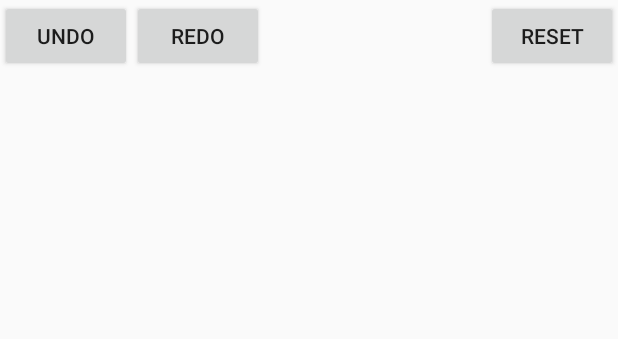
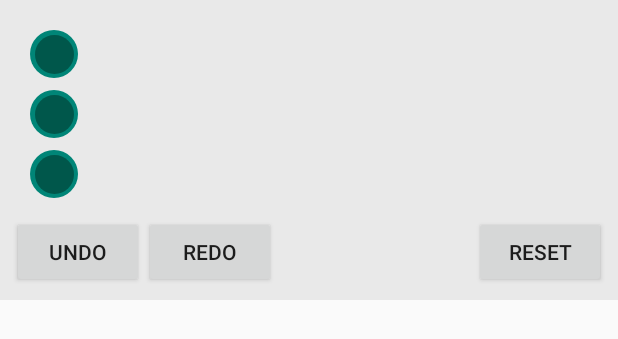
Before and after one commit to aluceps/PracticeDraw, an Android app: the layout layout_toolbar.xml on its own in the app's theme, with its tools: preview values and no code run, on a phone screen of 412 x 824 dp. Shown: the top 339 px of the screen. Run offline under Robolectric (Android 15) with nearby library versions, the phone set to English and light mode, and no system bars.

Commit message:
Add color pallet.

```diff
--- a/app/build.gradle
+++ b/app/build.gradle
@@ -28,6 +28,7 @@ dependencies {
     implementation "org.jetbrains.kotlin:kotlin-stdlib-jdk7:$kotlin_version"
     implementation 'com.android.support:appcompat-v7:28.0.0'
     implementation 'com.android.support.constraint:constraint-layout:1.1.3'
+    implementation 'com.android.support:recyclerview-v7:28.0.0'
     testImplementation 'junit:junit:4.12'
     androidTestImplementation 'com.android.support.test:runner:1.0.2'
     androidTestImplementation 'com.android.support.test.espresso:espresso-core:3.0.2'
--- /dev/null
+++ b/app/src/main/res/drawable/shape_circle.xml
@@ -0,0 +1,10 @@
+<?xml version="1.0" encoding="utf-8"?>
+<shape xmlns:android="http://schemas.android.com/apk/res/android"
+    android:shape="oval"
+    >
+    <solid android:color="@android:color/white" />
+    <size
+        android:width="8dp"
+        android:height="8dp"
+        />
+</shape>
--- /dev/null
+++ b/app/src/main/res/layout/item_pallet.xml
@@ -0,0 +1,39 @@
+<?xml version="1.0" encoding="utf-8"?>
+<layout xmlns:android="http://schemas.android.com/apk/res/android"
+    xmlns:app="http://schemas.android.com/apk/res-auto"
+    xmlns:tools="http://schemas.android.com/tools"
+    >
+
+    <android.support.constraint.ConstraintLayout
+        android:layout_width="wrap_content"
+        android:layout_height="wrap_content"
+        android:layout_margin="4dp"
+        >
+
+        <View
+            android:id="@+id/outer"
+            android:layout_width="32dp"
+            android:layout_height="32dp"
+            android:background="@drawable/shape_circle"
+            app:layout_constraintBottom_toBottomOf="parent"
+            app:layout_constraintDimensionRatio="w,1:1"
+            app:layout_constraintEnd_toEndOf="parent"
+            app:layout_constraintStart_toStartOf="parent"
+            app:layout_constraintTop_toTopOf="parent"
+            tools:backgroundTint="@color/colorPrimary"
+            />
+
+        <View
+            android:id="@+id/inner"
+            android:layout_width="26dp"
+            android:layout_height="26dp"
+            android:background="@drawable/shape_circle"
+            app:layout_constraintBottom_toBottomOf="@id/outer"
+            app:layout_constraintDimensionRatio="w,1:1"
+            app:layout_constraintEnd_toEndOf="@id/outer"
+            app:layout_constraintStart_toStartOf="@id/outer"
+            app:layout_constraintTop_toTopOf="@id/outer"
+            tools:backgroundTint="@color/colorPrimaryDark"
+            />
+    </android.support.constraint.ConstraintLayout>
+</layout>
--- a/app/src/main/res/layout/layout_toolbar.xml
+++ b/app/src/main/res/layout/layout_toolbar.xml
@@ -1,15 +1,32 @@
 <?xml version="1.0" encoding="utf-8"?>
 <layout xmlns:android="http://schemas.android.com/apk/res/android"
     xmlns:app="http://schemas.android.com/apk/res-auto"
+    xmlns:tools="http://schemas.android.com/tools"
     >
 
     <android.support.constraint.ConstraintLayout
         android:layout_width="match_parent"
         android:layout_height="wrap_content"
+        android:background="@color/colorBackgroundTransparent"
+        android:padding="8dp"
         app:layout_constraintBottom_toBottomOf="parent"
         app:layout_constraintTop_toTopOf="parent"
         app:layout_constraintVertical_bias="1"
         >
+
+        <android.support.v7.widget.RecyclerView
+            android:id="@+id/recycler_view"
+            android:layout_width="match_parent"
+            android:layout_height="wrap_content"
+            android:padding="8dp"
+            app:layout_constraintEnd_toEndOf="parent"
+            app:layout_constraintStart_toStartOf="parent"
+            app:layout_constraintTop_toTopOf="parent"
+            tools:layoutManager="android.support.v7.widget.LinearLayoutManager"
+            tools:listitem="@layout/item_pallet"
+            tools:orientation="horizontal"
+            tools:scrollbars="horizontal"
+            />
 
         <Button
             android:id="@+id/undo"
@@ -21,7 +38,7 @@
             app:layout_constraintHorizontal_bias="0"
             app:layout_constraintHorizontal_chainStyle="packed"
             app:layout_constraintStart_toStartOf="parent"
-            app:layout_constraintTop_toTopOf="parent"
+            app:layout_constraintTop_toBottomOf="@id/recycler_view"
             />
 
         <Button
@@ -32,7 +49,7 @@
             app:layout_constraintBottom_toBottomOf="parent"
             app:layout_constraintEnd_toEndOf="parent"
             app:layout_constraintStart_toEndOf="@id/undo"
-            app:layout_constraintTop_toTopOf="parent"
+            app:layout_constraintTop_toBottomOf="@id/recycler_view"
             />
 
         <Button
@@ -44,7 +61,7 @@
             app:layout_constraintEnd_toEndOf="parent"
             app:layout_constraintHorizontal_bias="1"
             app:layout_constraintStart_toStartOf="parent"
-            app:layout_constraintTop_toTopOf="parent"
+            app:layout_constraintTop_toBottomOf="@id/recycler_view"
             />
     </android.support.constraint.ConstraintLayout>
 </layout>
```
Also changed, not shown: app/src/main/java/me/aluceps/practicedraw/AnimationHelper.kt (added, +37 -0 lines), app/src/main/java/me/aluceps/practicedraw/DrawView.kt (+8 -0 lines), app/src/main/java/me/aluceps/practicedraw/MainActivity.kt (+109 -3 lines), app/src/main/res/values/colors.xml (+12 -0 lines).
